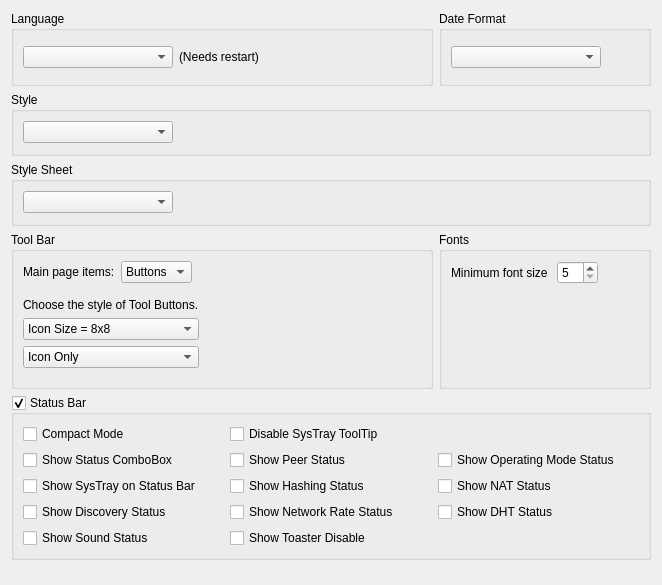
The window that retroshare-gui/src/gui/settings/AppearancePage.ui (RetroShare/RetroShare) describes before a commit, drawn with Qt 5.
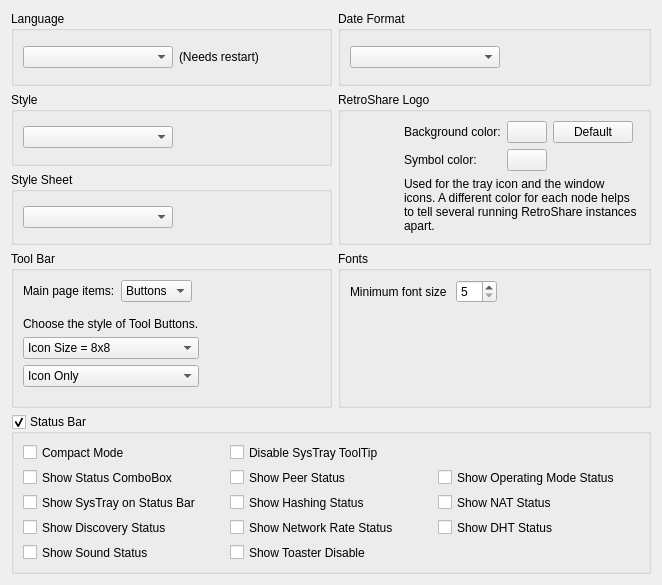
The same window after the commit. Custom widgets are drawn as their Qt base class.

Commit message: Add configurable background and symbol color for the RetroShare logo

```diff
--- a/retroshare-gui/src/gui/settings/AppearancePage.ui
+++ b/retroshare-gui/src/gui/settings/AppearancePage.ui
@@ -458,7 +458,7 @@
      </property>
     </spacer>
    </item>
-   <item row="1" column="0" colspan="2">
+   <item row="1" column="0">
     <widget class="QGroupBox" name="grpStyle">
      <property name="minimumSize">
       <size>
@@ -505,7 +505,7 @@
      </layout>
     </widget>
    </item>
-   <item row="2" column="0" colspan="2">
+   <item row="2" column="0">
     <widget class="QGroupBox" name="grpStyleSheet">
      <property name="minimumSize">
       <size>
@@ -543,6 +543,110 @@
      </layout>
     </widget>
    </item>
+   <item row="1" column="1" rowspan="2">
+    <widget class="QGroupBox" name="grpLogo">
+     <property name="title">
+      <string>RetroShare Logo</string>
+     </property>
+     <layout class="QGridLayout" name="grpLogoGLayout">
+      <item row="0" column="0" rowspan="3">
+       <widget class="QLabel" name="labelLogoPreview">
+        <property name="minimumSize">
+         <size>
+          <width>48</width>
+          <height>48</height>
+         </size>
+        </property>
+        <property name="maximumSize">
+         <size>
+          <width>48</width>
+          <height>48</height>
+         </size>
+        </property>
+        <property name="toolTip">
+         <string>Preview of the logo used for the tray icon and the window icons</string>
+        </property>
+        <property name="alignment">
+         <set>Qt::AlignCenter</set>
+        </property>
+       </widget>
+      </item>
+      <item row="0" column="1">
+       <widget class="QLabel" name="labelLogoBackground">
+        <property name="text">
+         <string>Background color:</string>
+        </property>
+       </widget>
+      </item>
+      <item row="0" column="2">
+       <widget class="QPushButton" name="pushButtonLogoColor">
+        <property name="toolTip">
+         <string>Choose the background color of the RetroShare logo</string>
+        </property>
+        <property name="iconSize">
+         <size>
+          <width>32</width>
+          <height>16</height>
+         </size>
+        </property>
+       </widget>
+      </item>
+      <item row="0" column="3">
+       <widget class="QPushButton" name="pushButtonLogoDefault">
+        <property name="toolTip">
+         <string>Reset to the default colors (black background, blue symbol)</string>
+        </property>
+        <property name="text">
+         <string>Default</string>
+        </property>
+       </widget>
+      </item>
+      <item row="0" column="4">
+       <spacer name="grpLogoHSpacer">
+        <property name="orientation">
+         <enum>Qt::Horizontal</enum>
+        </property>
+        <property name="sizeHint" stdset="0">
+         <size>
+          <width>40</width>
+          <height>20</height>
+         </size>
+        </property>
+       </spacer>
+      </item>
+      <item row="1" column="1">
+       <widget class="QLabel" name="labelLogoForeground">
+        <property name="text">
+         <string>Symbol color:</string>
+        </property>
+       </widget>
+      </item>
+      <item row="1" column="2">
+       <widget class="QPushButton" name="pushButtonLogoForegroundColor">
+        <property name="toolTip">
+         <string>Choose the color of the RetroShare symbol</string>
+        </property>
+        <property name="iconSize">
+         <size>
+          <width>32</width>
+          <height>16</height>
+         </size>
+        </property>
+       </widget>
+      </item>
+      <item row="2" column="1" colspan="4">
+       <widget class="QLabel" name="labelLogoInfo">
+        <property name="text">
+         <string>Used for the tray icon and the window icons. A different color for each node helps to tell several running RetroShare instances apart.</string>
+        </property>
+        <property name="wordWrap">
+         <bool>true</bool>
+        </property>
+       </widget>
+      </item>
+     </layout>
+    </widget>
+   </item>
   </layout>
  </widget>
  <customwidgets>
```
The commit also changes 10 other files.
